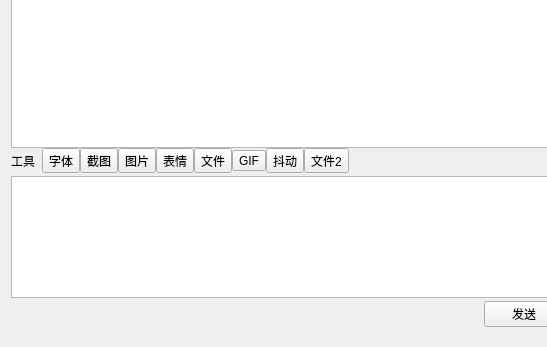
Qt form qtClient/groupchatwindow.ui (huwei12345/smallchat) before a commit; both pictures show x 0 to 547 and y 275 to 622 of the 855 by 622 pixel window.
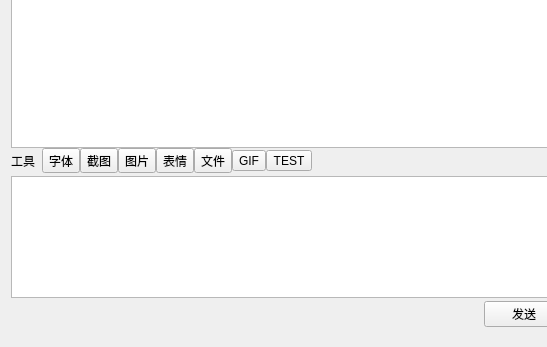
The same form after that commit.

The edit to the form file:
```diff
--- a/qtClient/groupchatwindow.ui
+++ b/qtClient/groupchatwindow.ui
@@ -240,17 +240,10 @@
                  </property>
                 </widget>
                </item>
-               <item>
-                <widget class="QToolButton" name="sharkBtn">
-                 <property name="text">
-                  <string>抖动</string>
-                 </property>
-                </widget>
-               </item>
                <item>
                 <widget class="QToolButton" name="testBtn">
                  <property name="text">
-                  <string>文件2</string>
+                  <string>TEST</string>
                  </property>
                 </widget>
                </item>
```
Left out of the diff: 4 changed lines with no effect on the pictures.
